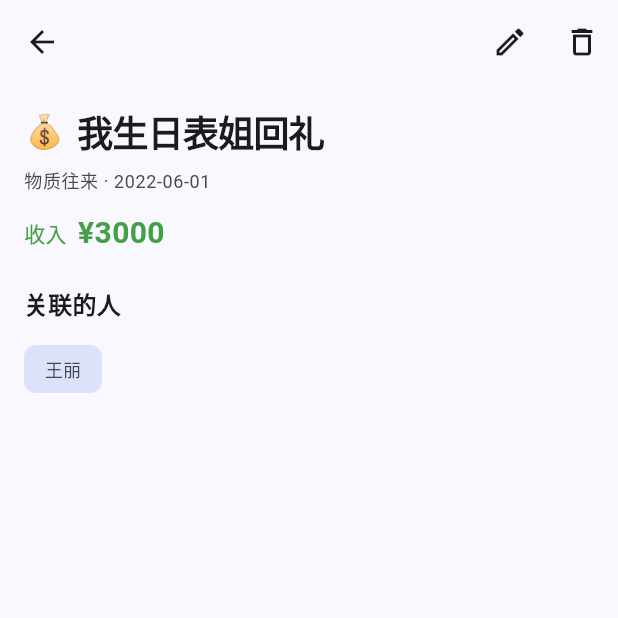
After one commit to HONGJICAI/folks, a Flutter app: the MemoryTab screen opened directly, after a tap on "我生日表姐回礼", on a phone screen of 412 x 824 dp, the top half of it. The commit adds this screen. Run offline on Flutter 3.47's test engine with Material 3 defaults, Android fonts, the phone set to English and light mode, and no system bars; our stand-ins replace image_picker; network calls fail.

Commit message:
enrich event

```diff
--- a/lib/data/fake_repository.dart
+++ b/lib/data/fake_repository.dart
@@ -127,6 +127,7 @@ class FakeRepository implements FolksRepository {
       amount: 5000,
       boundPersonIds: [cousin.id, cousinHusband.id],
       detail: '婚礼在老家办的，随了 5000。',
+      photoPaths: ['https://picsum.photos/seed/folks-wedding/400/400'],
     ));
     _put2(Event(
       id: _nextEventId,
@@ -144,6 +145,11 @@ class FakeRepository implements FolksRepository {
       occurDate: DateTime(2023, 5, 1),
       boundPersonIds: [cousin.id, cousinHusband.id],
       detail: '小辈狗蛋很喜欢，玩了一整天。',
+      photoPaths: const [
+        'https://picsum.photos/seed/folks-trip1/400/400',
+        'https://picsum.photos/seed/folks-trip2/400/400',
+        'https://picsum.photos/seed/folks-trip3/400/400',
+      ],
     ));
     _put2(Event(
       id: _nextEventId,
--- a/lib/models/balance.dart
+++ b/lib/models/balance.dart
@@ -1,4 +1,6 @@
-/// 与某个人的人情往来差额清算结果 —— 详情页顶部「净人情往来」面板用。
+/// 与某个人的人情往来汇总 —— 详情页「人情往来」面板用。
+///
+/// 只呈现客观的"支出 / 收到"总额，不做顺差/逆差这类带金钱判断的措辞。
 library;
 
 class PersonBalance {
@@ -13,28 +15,5 @@ class PersonBalance {
     this.totalExpense = 0,
   });
 
-  /// 净往来：正数表示你净收入（顺差），负数表示你净支出（逆差）。
-  double get net => totalIncome - totalExpense;
-
-  bool get isDeficit => net < 0; // 逆差（你给出更多）
-  bool get isSurplus => net > 0; // 顺差（你收到更多）
-
-  /// 一句话爽点文案，如「历史你支出 5,000 元，收到回礼 3,000 元。当前净人情往来：逆差 2,000 元」。
-  String summaryText() {
-    final dir = isDeficit ? '逆差' : (isSurplus ? '顺差' : '持平');
-    final absNet = net.abs();
-    return '历史你支出 ${_fmt(totalExpense)} 元，收到回礼 ${_fmt(totalIncome)} 元。'
-        '当前净人情往来：$dir ${_fmt(absNet)} 元';
-  }
-
-  static String _fmt(double v) {
-    // 千分位整数显示（金额一般为整数元）。
-    final s = v.toStringAsFixed(0);
-    final buf = StringBuffer();
-    for (var i = 0; i < s.length; i++) {
-      if (i > 0 && (s.length - i) % 3 == 0) buf.write(',');
-      buf.write(s[i]);
-    }
-    return buf.toString();
-  }
+  bool get hasAny => totalIncome > 0 || totalExpense > 0;
 }
--- /dev/null
+++ b/lib/screens/event_detail.dart
@@ -0,0 +1,221 @@
+import 'package:flutter/material.dart';
+import 'package:provider/provider.dart';
+
+import '../data/repository.dart';
+import '../models/event.dart';
+import '../models/person.dart';
+import '../theme/app_theme.dart';
+import '../widgets/local_image.dart';
+import 'event_form.dart';
+import 'person_detail.dart';
+import 'photo_viewer.dart';
+
+/// 事件详情页：完整展示一条回忆 / 人情往来，并提供编辑、删除。
+class EventDetailPage extends StatefulWidget {
+  const EventDetailPage({super.key, required this.eventId});
+
+  final int eventId;
+
+  @override
+  State<EventDetailPage> createState() => _EventDetailPageState();
+}
+
+class _EventDetailPageState extends State<EventDetailPage> {
+  late final FolksRepository _repo;
+  late Future<(Event?, Map<int, Person>)> _future;
+  Event? _loaded;
+
+  @override
+  void initState() {
+    super.initState();
+    _repo = context.read<FolksRepository>();
+    _future = _load();
+  }
+
+  Future<(Event?, Map<int, Person>)> _load() async {
+    final event = await _repo.getEvent(widget.eventId);
+    final all = await _repo.getAllPersons();
+    return (event, {for (final p in all) p.id: p});
+  }
+
+  void _reload() {
+    if (!mounted) return;
+    setState(() {
+      _future = _load();
+    });
+  }
+
+  Future<void> _edit() async {
+    final e = _loaded;
+    if (e == null) return;
+    final saved = await Navigator.of(context).push<bool>(
+      MaterialPageRoute(builder: (_) => EventFormPage(existing: e)),
+    );
+    if (saved == true) _reload();
+  }
+
+  Future<void> _delete() async {
+    final e = _loaded;
+    if (e == null) return;
+    final ok = await showDialog<bool>(
+      context: context,
+      builder: (ctx) => AlertDialog(
+        title: const Text('删除记录'),
+        content: Text('确定删除「${e.title}」吗？'),
+        actions: [
+          TextButton(
+              onPressed: () => Navigator.pop(ctx, false),
+              child: const Text('取消')),
+          FilledButton(
+              onPressed: () => Navigator.pop(ctx, true),
+              child: const Text('删除')),
+        ],
+      ),
+    );
+    if (ok == true) {
+      await _repo.deleteEvent(e.id);
+      if (mounted) Navigator.of(context).pop(true);
+    }
+  }
+
+  String _date(DateTime d) =>
+      '${d.year}-${d.month.toString().padLeft(2, '0')}-${d.day.toString().padLeft(2, '0')}';
+
+  @override
+  Widget build(BuildContext context) {
+    final theme = Theme.of(context);
+    final scheme = theme.colorScheme;
+    return Scaffold(
+      appBar: AppBar(
+        actions: [
+          IconButton(
+              icon: const Icon(Icons.edit_outlined),
+              tooltip: '编辑',
+              onPressed: _edit),
+          IconButton(
+              icon: const Icon(Icons.delete_outline),
+              tooltip: '删除',
+              onPressed: _delete),
+        ],
+      ),
+      body: FutureBuilder<(Event?, Map<int, Person>)>(
+        future: _future,
+        builder: (context, snap) {
+          if (snap.connectionState != ConnectionState.done) {
+            return const Center(child: CircularProgressIndicator());
+          }
+          final (event, byId) = snap.data!;
+          _loaded = event;
+          if (event == null) {
+            return const Center(child: Text('该记录已不存在'));
+          }
+          return ListView(
+            padding: const EdgeInsets.all(Dim.pad),
+            children: [
+              Row(
+                children: [
+                  Text(event.type.emoji, style: const TextStyle(fontSize: 22)),
+                  const SizedBox(width: 8),
+                  Expanded(
+                    child: Text(event.title,
+                        style: theme.textTheme.headlineSmall),
+                  ),
+                ],
+              ),
+              const SizedBox(height: 8),
+              Text('${event.type.label} · ${_date(event.occurDate)}',
+                  style: theme.textTheme.bodySmall),
+              if (event.isMoney) ...[
+                const SizedBox(height: Dim.gap),
+                _MoneyLine(event: event),
+              ],
+              const SizedBox(height: 20),
+              // 关联的人
+              Text('关联的人', style: theme.textTheme.titleMedium),
+              const SizedBox(height: 8),
+              if (event.boundPersonIds.isEmpty)
+                Row(
+                  children: [
+                    Icon(Icons.person_off_outlined,
+                        size: 16, color: scheme.tertiary),
+                    const SizedBox(width: 4),
+                    Text('无关联成员',
+                        style: theme.textTheme.bodySmall
+                            ?.copyWith(color: scheme.tertiary)),
+                  ],
+                )
+              else
+                Wrap(
+                  spacing: 8,
+                  runSpacing: 8,
+                  children: [
+                    for (final id in event.boundPersonIds)
+                      ActionChip(
+                        label: Text(byId[id]?.displayName ?? '#$id'),
+                        onPressed: byId[id] == null
+                            ? null
+                            : () => Navigator.of(context).push(
+                                  MaterialPageRoute(
+                                      builder: (_) =>
+                                          PersonDetailPage(personId: id)),
+                                ),
+                      ),
+                  ],
+                ),
+              if (event.photoPaths.isNotEmpty) ...[
+                const SizedBox(height: 20),
+                Text('照片', style: theme.textTheme.titleMedium),
+                const SizedBox(height: 8),
+                Wrap(
+                  spacing: 8,
+                  runSpacing: 8,
+                  children: [
+                    for (var i = 0; i < event.photoPaths.length; i++)
+                      GestureDetector(
+                        onTap: () => Navigator.of(context).push(
+                          MaterialPageRoute(
+                            builder: (_) => PhotoViewerPage(
+                              paths: event.photoPaths,
+                              initialIndex: i,
+                            ),
+                          ),
+                        ),
+                        child: LocalImage(event.photoPaths[i], size: 110),
+                      ),
+                  ],
+                ),
+              ],
+              if (event.detail != null && event.detail!.isNotEmpty) ...[
+                const SizedBox(height: 20),
+                Text('手记', style: theme.textTheme.titleMedium),
+                const SizedBox(height: 8),
+                Text(event.detail!, style: theme.textTheme.bodyMedium),
+              ],
+            ],
+          );
+        },
+      ),
+    );
+  }
+}
+
+class _MoneyLine extends StatelessWidget {
+  const _MoneyLine({required this.event});
+  final Event event;
+
+  @override
+  Widget build(BuildContext context) {
+    final scheme = Theme.of(context).colorScheme;
+    final isExpense = event.direction == MoneyDirection.expense;
+    final color = isExpense ? scheme.error : Colors.green.shade600;
+    final dirLabel = event.direction?.label ?? '';
+    return Row(
+      children: [
+        Text('$dirLabel  ', style: TextStyle(color: color)),
+        Text('¥${event.amount?.toStringAsFixed(0) ?? '0'}',
+            style: TextStyle(
+                color: color, fontWeight: FontWeight.w700, fontSize: 20)),
+      ],
+    );
+  }
+}
--- a/lib/screens/memory_tab.dart
+++ b/lib/screens/memory_tab.dart
@@ -7,6 +7,7 @@ import '../models/person.dart';
 import '../theme/app_theme.dart';
 import '../widgets/empty_hint.dart';
 import '../widgets/event_card.dart';
+import 'event_detail.dart';
 import 'event_form.dart';
 
 /// 回忆 Tab：人情时光机。所有事件按日期倒序展示，金钱往来带方向与金额。
@@ -57,11 +58,36 @@ class _MemoryTabState extends State<MemoryTab> {
     if (added == true) _reload();
   }
 
-  Future<void> _editEvent(Event event) async {
-    final saved = await Navigator.of(context).push<bool>(
-      MaterialPageRoute(builder: (_) => EventFormPage(existing: event)),
+  Future<void> _openEvent(Event event) async {
+    await Navigator.of(context).push(
+      MaterialPageRoute(builder: (_) => EventDetailPage(eventId: event.id)),
     );
-    if (saved == true) _reload();
+    _reload(); // 详情里可能编辑/删除
+  }
+
+  /// 按 年-月 分组，事件已按日期倒序；月份变化处插入「YYYY年M月」分割标题。
+  List<Widget> _buildTimeline(List<Event> events, Map<int, Person> byId) {
+    final children = <Widget>[];
+    int? lastYear, lastMonth;
+    for (final e in events) {
+      final y = e.occurDate.year;
+      final m = e.occurDate.month;
+      if (y != lastYear || m != lastMonth) {
+        if (children.isNotEmpty) children.add(const SizedBox(height: 20));
+        children.add(_MonthHeader(year: y, month: m));
+        children.add(const SizedBox(height: Dim.gap));
+        lastYear = y;
+        lastMonth = m;
+      } else {
+        children.add(const SizedBox(height: Dim.gap));
+      }
+      children.add(EventCard(
+        event: e,
+        byId: byId,
+        onTap: () => _openEvent(e),
+      ));
+    }
+    return children;
   }
 
   @override
@@ -109,15 +135,9 @@ class _MemoryTabState extends State<MemoryTab> {
                   ),
                 ),
               Expanded(
-                child: ListView.separated(
+                child: ListView(
                   padding: const EdgeInsets.all(Dim.pad),
-                  itemCount: shown.length,
-                  separatorBuilder: (_, _) => const SizedBox(height: Dim.gap),
-                  itemBuilder: (_, i) => EventCard(
-                    event: shown[i],
-                    byId: byId,
-                    onTap: () => _editEvent(shown[i]),
-                  ),
+                  children: _buildTimeline(shown, byId),
                 ),
               ),
             ],
@@ -132,3 +152,24 @@ class _MemoryTabState extends State<MemoryTab> {
     );
   }
 }
+
+/// 时光轴的年/月分割标题，如「2024年9月」。
+class _MonthHeader extends StatelessWidget {
+  const _MonthHeader({required this.year, required this.month});
+  final int year;
+  final int month;
+
+  @override
+  Widget build(BuildContext context) {
+    final scheme = Theme.of(context).colorScheme;
+    return Row(
+      children: [
+        Text('$year年$month月',
+            style: TextStyle(
+                color: scheme.primary, fontWeight: FontWeight.w600)),
+        const SizedBox(width: 8),
+        Expanded(child: Divider(color: scheme.outlineVariant)),
+      ],
+    );
+  }
+}
--- a/lib/widgets/event_card.dart
+++ b/lib/widgets/event_card.dart
@@ -3,6 +3,7 @@ import 'package:flutter/material.dart';
 import '../models/event.dart';
 import '../models/person.dart';
 import '../theme/app_theme.dart';
+import 'local_image.dart';
 
 /// 回忆 / 人情往来事件卡片。回忆 Tab 和成员详情页的时光轴共用。
 class EventCard extends StatelessWidget {
@@ -79,6 +80,18 @@ class EventCard extends StatelessWidget {
                         style: theme.textTheme.bodyMedium
                             ?.copyWith(color: scheme.onSurfaceVariant)),
                   ],
+                  if (event.photoPaths.isNotEmpty) ...[
+                    const SizedBox(height: 8),
+                    SizedBox(
+                      height: 72,
+                      child: ListView.separated(
+                        scrollDirection: Axis.horizontal,
+                        itemCount: event.photoPaths.length,
+                        separatorBuilder: (_, _) => const SizedBox(width: 6),
+                        itemBuilder: (_, i) => LocalImage(event.photoPaths[i]),
+                      ),
+                    ),
+                  ],
                 ],
               ),
             ),
--- /dev/null
+++ b/lib/widgets/local_image.dart
@@ -0,0 +1,32 @@
+import 'package:flutter/material.dart';
+
+// 条件导入：默认（移动/桌面）用 dart:io 的 Image.file；web 换成 Image.network（blob URL）。
+// 这样 dart:io 不会进入 web 构建。
+import 'local_image_io.dart' if (dart.library.html) 'local_image_web.dart'
+    as impl;
+
+/// 缩略图：固定尺寸、圆角裁剪。跨 web / 移动端。
+class LocalImage extends StatelessWidget {
+  const LocalImage(this.path, {super.key, this.size = 72});
+
+  final String path;
+  final double size;
+
+  @override
+  Widget build(BuildContext context) {
+    return ClipRRect(
+      borderRadius: BorderRadius.circular(8),
+      child: impl.buildLocalImage(path, size),
+    );
+  }
+}
+
+/// 全屏查看用：完整显示，不裁剪。
+class FullImage extends StatelessWidget {
+  const FullImage(this.path, {super.key});
+
+  final String path;
+
+  @override
+  Widget build(BuildContext context) => impl.buildLocalImageFill(path);
+}
--- /dev/null
+++ b/lib/widgets/local_image_io.dart
@@ -0,0 +1,30 @@
+import 'dart:io';
+
+import 'package:flutter/material.dart';
+
+bool _remote(String p) => p.startsWith('http') || p.startsWith('blob:');
+
+/// 缩略图：固定尺寸、裁剪填充。
+Widget buildLocalImage(String path, double size) {
+  if (_remote(path)) {
+    return Image.network(path,
+        width: size, height: size, fit: BoxFit.cover, errorBuilder: _broken);
+  }
+  return Image.file(File(path),
+      width: size, height: size, fit: BoxFit.cover, errorBuilder: _broken);
+}
+
+/// 全屏查看：完整显示（contain），不裁剪。
+Widget buildLocalImageFill(String path) {
+  if (_remote(path)) {
+    return Image.network(path, fit: BoxFit.contain, errorBuilder: _broken);
+  }
+  return Image.file(File(path), fit: BoxFit.contain, errorBuilder: _broken);
+}
+
+Widget _broken(BuildContext _, Object _, StackTrace? _) => Container(
+      width: 72,
+      height: 72,
+      color: const Color(0x11000000),
+      child: const Icon(Icons.broken_image_outlined, size: 20),
+    );
--- a/pubspec.yaml
+++ b/pubspec.yaml
@@ -37,6 +37,12 @@ dependencies:
 
   # 状态管理：官方推荐的入门方案，用于把 Repository 注入全 App 并驱动界面刷新。
   provider: ^6.1.2
+
+  # 选图：回忆/事件添加照片。支持 web 与 Android。
+  image_picker: ^1.1.2
+
+  # 导出/打开原图（web 新标签页可另存；移动端外部打开）。
+  url_launcher: ^6.3.0
 
 dev_dependencies:
   flutter_test:
```
Also changed, not shown: lib/screens/event_form.dart (+53 -30 lines), lib/screens/person_detail.dart (+11 -31 lines), lib/screens/photo_viewer.dart (added, +80 -0 lines), lib/widgets/local_image_web.dart (added, +19 -0 lines), pubspec.lock.
